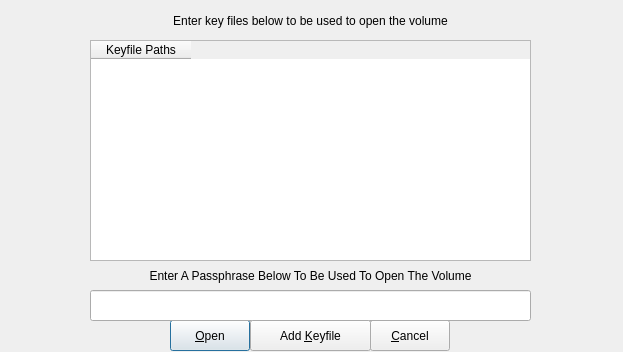
Qt form zuluCrypt-gui/tcrypt.ui (mhogomchungu/zuluCrypt) before a commit.
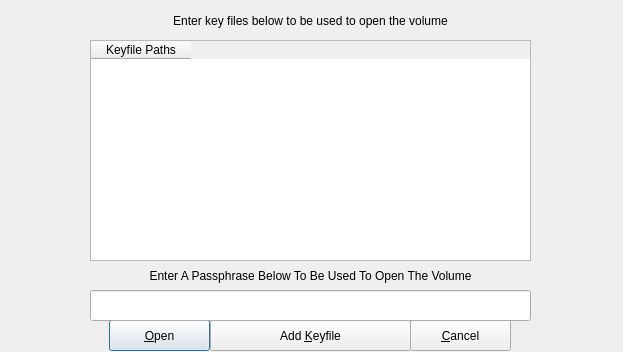
The same form after that commit.

What changed in the file:
```diff
--- a/zuluCrypt-gui/tcrypt.ui
+++ b/zuluCrypt-gui/tcrypt.ui
@@ -19,9 +19,9 @@
   <widget class="QPushButton" name="pbSend">
    <property name="geometry">
     <rect>
-     <x>170</x>
+     <x>109</x>
      <y>320</y>
-     <width>80</width>
+     <width>101</width>
      <height>31</height>
     </rect>
    </property>
@@ -32,9 +32,9 @@
   <widget class="QPushButton" name="pbCancel">
    <property name="geometry">
     <rect>
-     <x>370</x>
+     <x>410</x>
      <y>320</y>
-     <width>80</width>
+     <width>101</width>
      <height>31</height>
     </rect>
    </property>
@@ -58,9 +58,9 @@
   <widget class="QPushButton" name="pbAddKeyFile">
    <property name="geometry">
     <rect>
-     <x>250</x>
+     <x>210</x>
      <y>320</y>
-     <width>121</width>
+     <width>201</width>
      <height>31</height>
     </rect>
    </property>
```
Left out of the diff: 2 changed lines with no effect on the pictures.
